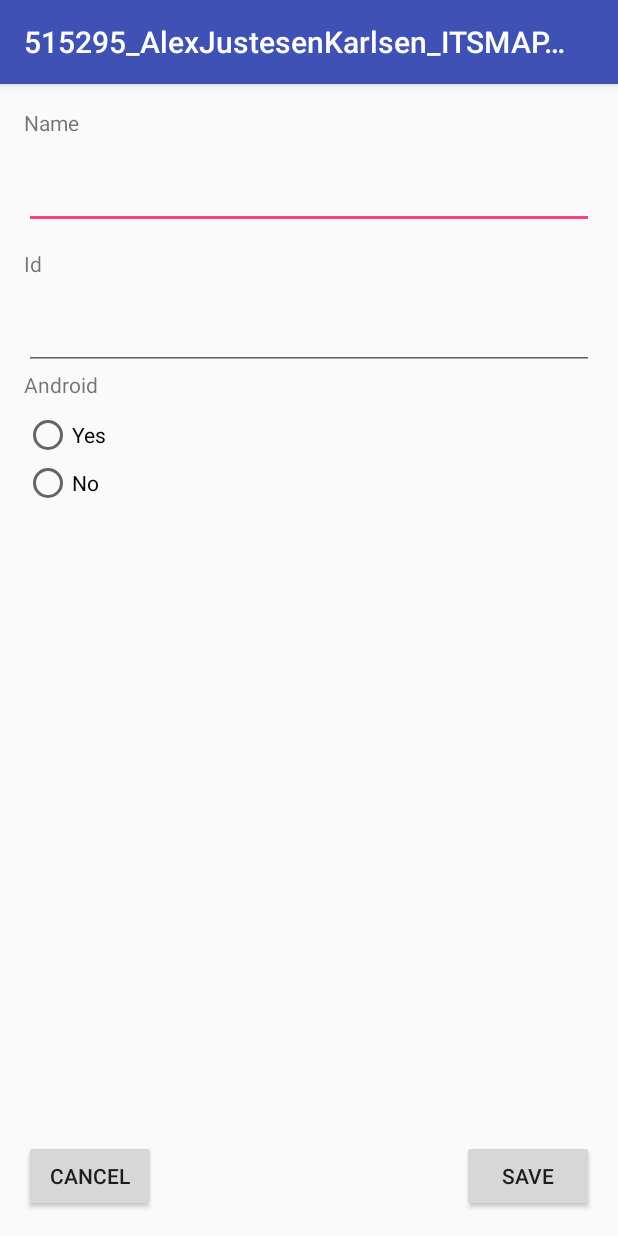
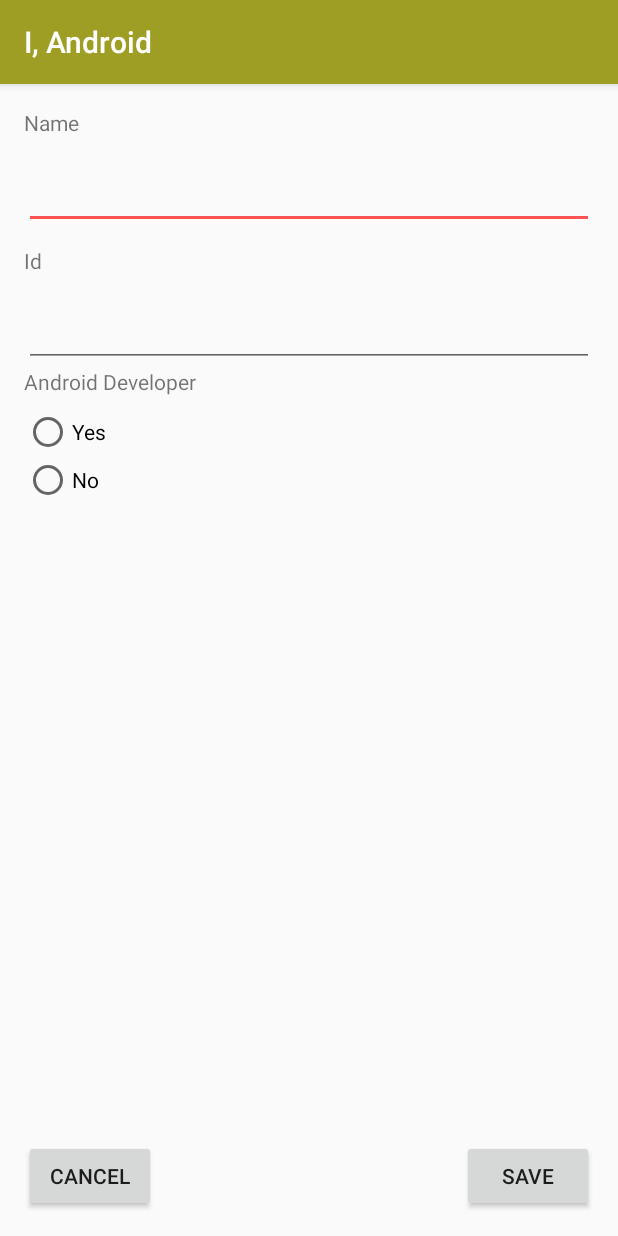
Before and after one commit to AlexKarlsen/ITSMAP, an Android app: the screen it shows after launch (EditProfile), after a tap on "EDIT", on a phone screen of 412 x 824 dp. Run offline under Robolectric (Android 15) with nearby library versions, the phone set to English and light mode, and no system bars.

Commit message:
Final assignment1

```diff
--- a/515295_AlexJustesenKarlsen_ITSMAP17-1_Assignment1/app/src/main/AndroidManifest.xml
+++ b/515295_AlexJustesenKarlsen_ITSMAP17-1_Assignment1/app/src/main/AndroidManifest.xml
@@ -4,9 +4,9 @@
 
     <application
         android:allowBackup="true"
-        android:icon="@mipmap/ic_launcher"
+        android:icon="@drawable/icon"
         android:label="@string/app_name"
-        android:roundIcon="@mipmap/ic_launcher_round"
+        android:roundIcon="@drawable/icon"
         android:supportsRtl="true"
         android:theme="@style/AppTheme">
         <activity android:name=".ShowProfile">
--- a/515295_AlexJustesenKarlsen_ITSMAP17-1_Assignment1/app/src/main/java/com/example/alex/a515295_alexjustesenkarlsen_itsmap17_1_assignment1/EditProfile.java
+++ b/515295_AlexJustesenKarlsen_ITSMAP17-1_Assignment1/app/src/main/java/com/example/alex/a515295_alexjustesenkarlsen_itsmap17_1_assignment1/EditProfile.java
@@ -11,6 +11,12 @@ import android.widget.RadioButton;
 
 public class EditProfile extends AppCompatActivity {
 
+    //Saved state keys
+    static final String PROFILE_NAME = "Name";
+    static final String PROFILE_ID = "Id";
+    static final String ANDROID = "Android";
+
+    //UI elements
     EditText NameEditText;
     EditText IdEditText;
     RadioButton YesRadioButton;
@@ -21,6 +27,11 @@ public class EditProfile extends AppCompatActivity {
         super.onCreate(savedInstanceState);
         setContentView(R.layout.activity_edit_profile);
 
+        //Variables to acquire from intent or saveState
+        String name = "default";
+        String id = "default";
+        String android = "default";
+
         //Get references to UI elements
         NameEditText = (EditText) findViewById(R.id.editName);
         IdEditText = (EditText) findViewById(R.id.editId);
@@ -29,24 +40,31 @@ public class EditProfile extends AppCompatActivity {
 
         //Get Intent and it's values
         Intent FromActivityShowProfile = getIntent();
-        String name = FromActivityShowProfile.getStringExtra("Name");
-        String id = FromActivityShowProfile.getStringExtra("Id");
-        String android = FromActivityShowProfile.getStringExtra("Android");
+        if(FromActivityShowProfile != null) {
+            name = FromActivityShowProfile.getStringExtra("Name");
+            id = FromActivityShowProfile.getStringExtra("Id");
+            android = FromActivityShowProfile.getStringExtra("Android");
+        }
+
+        //Retrieve from saveState
+        if(savedInstanceState != null) {
+            name = savedInstanceState.getString(PROFILE_NAME);
+            id = savedInstanceState.getString(PROFILE_ID);
+        }
 
         //Set UI elements
         NameEditText.setText(name);
         IdEditText.setText(id);
 
-        if(android.equals("True")) {
+        if(android.equals(getResources().getString(R.string.yes))) {
             YesRadioButton.setChecked(true);
         }
-        else if (android.equals("False")) {
+        else if (android.equals(getResources().getString(R.string.no))) {
             NoRadioButton.setChecked(true);
         }
 
+        //Handling save event
         Button save = (Button) findViewById(R.id.btnSave);
-        Button cancel = (Button) findViewById(R.id.btnCancel);
-
         save.setOnClickListener(new View.OnClickListener() {
             @Override
             public void onClick(View v) {
@@ -54,6 +72,8 @@ public class EditProfile extends AppCompatActivity {
             }
         });
 
+        //Handle cancel event
+        Button cancel = (Button) findViewById(R.id.btnCancel);
         cancel.setOnClickListener(new View.OnClickListener() {
             @Override
             public void onClick(View v) {
@@ -75,10 +95,17 @@ public class EditProfile extends AppCompatActivity {
         intent.putExtra("Name",NameEditText.getText().toString());
         intent.putExtra("Id",IdEditText.getText().toString());
 
-        if (YesRadioButton.isChecked() == true) intent.putExtra("Android","True");
-        else if (NoRadioButton.isChecked() == true) intent.putExtra("Android", "False");
+        if (YesRadioButton.isChecked() == true) intent.putExtra("Android", getResources().getString(R.string.yes));
+        else if (NoRadioButton.isChecked() == true) intent.putExtra("Android", getResources().getString(R.string.no));
 
         setResult(RESULT_OK,intent);
         finish();
     }
+
+    @Override
+    public void onSaveInstanceState(Bundle outState) {
+        outState.putString(PROFILE_NAME, NameEditText.getText().toString());
+        outState.putString(PROFILE_ID, IdEditText.getText().toString());
+        super.onSaveInstanceState(outState);
+    }
 }
--- a/515295_AlexJustesenKarlsen_ITSMAP17-1_Assignment1/app/src/main/java/com/example/alex/a515295_alexjustesenkarlsen_itsmap17_1_assignment1/ShowProfile.java
+++ b/515295_AlexJustesenKarlsen_ITSMAP17-1_Assignment1/app/src/main/java/com/example/alex/a515295_alexjustesenkarlsen_itsmap17_1_assignment1/ShowProfile.java
@@ -15,6 +15,10 @@ public class ShowProfile extends AppCompatActivity {
     static final int REQ_IMAGE_CAPTURE = 1;
     static final int REQ_EDIT = 2;
 
+    static final String PROFILE_NAME = "Name";
+    static final String PROFILE_ID = "Id";
+    static final String ANDROID = "Android";
+
     EditText editTextName;
     EditText editTextId;
     EditText editTextAndroid;
@@ -24,6 +28,7 @@ public class ShowProfile extends AppCompatActivity {
         super.onCreate(savedInstanceState);
         setContentView(R.layout.activity_show_profile);
 
+        //Get references to UI element and disable for inputs
         editTextName = (EditText) findViewById(R.id.editProfileName);
         editTextName.setFocusable(false);
         editTextName.setEnabled(false);
@@ -36,8 +41,15 @@ public class ShowProfile extends AppCompatActivity {
         editTextAndroid.setFocusable(false);
         editTextAndroid.setEnabled(false);
 
+        // recovering the instance state
+        if (savedInstanceState != null) {
+            editTextName.setText(savedInstanceState.getString(PROFILE_NAME));
+            editTextId.setText(savedInstanceState.getString(PROFILE_ID));
+            editTextAndroid.setText(savedInstanceState.getString(ANDROID));
+        }
+
+        //Handle EditButton
         Button editButton = (Button) findViewById(R.id.Edit);
-
         editButton.setOnClickListener(new View.OnClickListener() {
             @Override
             public void onClick(View v) {
@@ -45,8 +57,8 @@ public class ShowProfile extends AppCompatActivity {
             }
         });
 
+        //Handle ImageButton
         ImageButton startCameraButton = (ImageButton) findViewById(R.id.imageButton);
-
         startCameraButton.setOnClickListener(new View.OnClickListener() {
             @Override
             public void onClick(View v) {
@@ -89,6 +101,15 @@ public class ShowProfile extends AppCompatActivity {
         }
     }
 
+    @Override
+    public void onSaveInstanceState(Bundle outState)
+    {
+        outState.putString("Name", editTextName.getText().toString());
+        outState.putString("Id", editTextId.getText().toString());
+        outState.putString("Android", editTextAndroid.getText().toString());
+        super.onSaveInstanceState(outState);
+    }
+
 
 
 }
--- a/515295_AlexJustesenKarlsen_ITSMAP17-1_Assignment1/app/src/main/res/layout-land/activity_edit_profile.xml
+++ b/515295_AlexJustesenKarlsen_ITSMAP17-1_Assignment1/app/src/main/res/layout-land/activity_edit_profile.xml
@@ -11,8 +11,9 @@
         android:layout_width="0dp"
         android:layout_height="wrap_content"
         android:layout_marginLeft="16dp"
+        android:layout_marginStart="16dp"
         android:layout_marginTop="16dp"
-        android:text="Name"
+        android:text="@string/profileName_key"
         app:layout_constraintLeft_toLeftOf="parent"
         app:layout_constraintTop_toTopOf="parent" />
 
@@ -25,15 +26,17 @@
         android:inputType="textPersonName"
         app:layout_constraintLeft_toRightOf="@+id/tagName"
         app:layout_constraintTop_toTopOf="parent"
-        android:layout_marginTop="16dp" />
+        android:layout_marginTop="16dp"
+        android:layout_marginStart="16dp" />
 
     <TextView
         android:id="@+id/tagId"
         android:layout_width="0dp"
         android:layout_height="wrap_content"
         android:layout_marginLeft="16dp"
+        android:layout_marginStart="16dp"
         android:layout_marginTop="13dp"
-        android:text="Id"
+        android:text="@string/id_key"
         app:layout_constraintLeft_toLeftOf="parent"
         app:layout_constraintTop_toBottomOf="@+id/editName" />
 
@@ -43,40 +46,20 @@
         android:layout_height="wrap_content"
         android:layout_marginTop="16dp"
         android:ems="10"
-        android:inputType="textPersonName"
-        app:layout_constraintTop_toBottomOf="@+id/editName"
-        android:layout_marginLeft="0dp"
-        app:layout_constraintLeft_toLeftOf="@+id/editName" />
+        android:inputType="textPersonName|number"
+        app:layout_constraintLeft_toLeftOf="@+id/editName"
+        app:layout_constraintTop_toBottomOf="@+id/editName" />
 
     <TextView
         android:id="@+id/tagAndroid"
         android:layout_width="0dp"
         android:layout_height="15dp"
-        android:text="Android"
+        android:layout_marginLeft="16dp"
+        android:layout_marginStart="16dp"
+        android:layout_marginTop="16dp"
+        android:text="@string/androidDeveloper_key"
         app:layout_constraintLeft_toRightOf="@+id/editName"
-        android:layout_marginLeft="16dp"
-        app:layout_constraintTop_toTopOf="parent"
-        android:layout_marginTop="16dp" />
-
-    <RadioButton
-        android:id="@+id/radioYes"
-        android:layout_width="0dp"
-        android:layout_height="wrap_content"
-        android:text="Yes"
-        android:layout_marginTop="0dp"
-        android:layout_marginLeft="16dp"
-        app:layout_constraintLeft_toRightOf="@+id/editName"
-        app:layout_constraintTop_toBottomOf="@+id/tagAndroid" />
-
-    <RadioButton
-        android:id="@+id/radioNo"
-        android:layout_width="0dp"
-        android:layout_height="wrap_content"
-        android:text="No"
-        android:layout_marginTop="0dp"
-        android:layout_marginLeft="0dp"
-        app:layout_constraintLeft_toRightOf="@+id/radioYes"
-        app:layout_constraintTop_toTopOf="@+id/radioYes" />
+        app:layout_constraintTop_toTopOf="parent" />
 
     <Button
         android:id="@+id/btnCancel"
@@ -84,7 +67,8 @@
         android:layout_height="wrap_content"
         android:layout_marginBottom="16dp"
         android:layout_marginLeft="16dp"
-        android:text="Cancel"
+        android:layout_marginStart="16dp"
+        android:text="@string/cancel_key"
         app:layout_constraintBottom_toBottomOf="parent"
         app:layout_constraintLeft_toLeftOf="parent" />
 
@@ -93,8 +77,36 @@
         android:layout_width="wrap_content"
         android:layout_height="wrap_content"
         android:layout_marginBottom="16dp"
+        android:layout_marginEnd="16dp"
         android:layout_marginRight="16dp"
-        android:text="Save"
+        android:text="@string/save_key"
         app:layout_constraintBottom_toBottomOf="parent"
         app:layout_constraintRight_toRightOf="parent" />
+
+    <RadioGroup
+        android:layout_width="wrap_content"
+        android:layout_height="wrap_content"
+        app:layout_constraintTop_toTopOf="parent"
+        android:layout_marginTop="16dp"
+        app:layout_constraintLeft_toRightOf="@+id/tagAndroid"
+        android:layout_marginLeft="16dp">
+
+        <RadioButton
+            android:id="@+id/radioYes"
+            android:layout_width="wrap_content"
+            android:layout_height="wrap_content"
+            android:layout_weight="1"
+            android:text="@string/yes"
+            app:layout_constraintLeft_toRightOf="@+id/editName"
+            app:layout_constraintTop_toBottomOf="@+id/tagAndroid" />
+
+        <RadioButton
+            android:id="@+id/radioNo"
+            android:layout_width="wrap_content"
+            android:layout_height="wrap_content"
+            android:layout_weight="1"
+            android:text="@string/no"
+            app:layout_constraintLeft_toRightOf="@+id/radioYes"
+            app:layout_constraintTop_toTopOf="@+id/radioYes" />
+    </RadioGroup>
 </android.support.constraint.ConstraintLayout>
--- a/515295_AlexJustesenKarlsen_ITSMAP17-1_Assignment1/app/src/main/res/layout/activity_edit_profile.xml
+++ b/515295_AlexJustesenKarlsen_ITSMAP17-1_Assignment1/app/src/main/res/layout/activity_edit_profile.xml
@@ -10,15 +10,15 @@
         android:id="@+id/tagName"
         android:layout_width="0dp"
         android:layout_height="wrap_content"
+        android:layout_marginEnd="16dp"
         android:layout_marginLeft="16dp"
         android:layout_marginRight="16dp"
+        android:layout_marginStart="16dp"
         android:layout_marginTop="16dp"
-        android:text="Name"
+        android:text="@string/profileName_key"
         app:layout_constraintLeft_toLeftOf="parent"
         app:layout_constraintRight_toRightOf="parent"
-        app:layout_constraintTop_toTopOf="parent"
-        android:layout_marginStart="16dp"
-        android:layout_marginEnd="16dp" />
+        app:layout_constraintTop_toTopOf="parent" />
 
     <EditText
         android:id="@+id/editName"
@@ -39,44 +39,43 @@
         android:id="@+id/tagId"
         android:layout_width="0dp"
         android:layout_height="wrap_content"
-        android:layout_marginLeft="16dp"
-        android:layout_marginRight="16dp"
-        android:layout_marginTop="13dp"
-        android:text="Id"
-        app:layout_constraintHorizontal_bias="1.0"
-        app:layout_constraintLeft_toLeftOf="parent"
+        android:layout_marginEnd="16dp"
+        android:layout_marginRight="15dp"
+        android:layout_marginStart="16dp"
+        android:layout_marginTop="11dp"
+        android:text="@string/id_key"
         app:layout_constraintRight_toRightOf="parent"
         app:layout_constraintTop_toBottomOf="@+id/editName"
-        android:layout_marginStart="16dp"
-        android:layout_marginEnd="16dp" />
+        android:layout_marginLeft="8dp"
+        app:layout_constraintLeft_toLeftOf="parent" />
 
     <EditText
         android:id="@+id/editId"
         android:layout_width="0dp"
         android:layout_height="wrap_content"
+        android:layout_marginEnd="16dp"
         android:layout_marginLeft="16dp"
         android:layout_marginRight="16dp"
+        android:layout_marginStart="16dp"
         android:layout_marginTop="16dp"
         android:ems="10"
-        android:inputType="textPersonName"
+        android:inputType="number"
         app:layout_constraintLeft_toLeftOf="parent"
         app:layout_constraintRight_toRightOf="parent"
-        app:layout_constraintTop_toBottomOf="@+id/tagId"
-        android:layout_marginStart="16dp"
-        android:layout_marginEnd="16dp" />
+        app:layout_constraintTop_toBottomOf="@+id/tagId" />
 
     <TextView
         android:id="@+id/tagAndroid"
         android:layout_width="0dp"
         android:layout_height="wrap_content"
+        android:layout_marginEnd="16dp"
         android:layout_marginLeft="16dp"
         android:layout_marginRight="16dp"
-        android:text="Android"
+        android:layout_marginStart="16dp"
+        android:text="@string/androidDeveloper_key"
         app:layout_constraintLeft_toLeftOf="parent"
         app:layout_constraintRight_toRightOf="parent"
-        app:layout_constraintTop_toBottomOf="@+id/editId"
-        android:layout_marginStart="16dp"
-        android:layout_marginEnd="16dp" />
+        app:layout_constraintTop_toBottomOf="@+id/editId" />
 
     <Button
         android:id="@+id/btnCancel"
@@ -84,21 +83,21 @@
         android:layout_height="wrap_content"
         android:layout_marginBottom="16dp"
         android:layout_marginLeft="16dp"
-        android:text="Cancel"
+        android:layout_marginStart="16dp"
+        android:text="@string/cancel_key"
         app:layout_constraintBottom_toBottomOf="parent"
-        app:layout_constraintLeft_toLeftOf="parent"
-        android:layout_marginStart="16dp" />
+        app:layout_constraintLeft_toLeftOf="parent" />
 
     <Button
         android:id="@+id/btnSave"
         android:layout_width="wrap_content"
         android:layout_height="wrap_content"
         android:layout_marginBottom="16dp"
+        android:layout_marginEnd="16dp"
         android:layout_marginRight="16dp"
-        android:text="Save"
+        android:text="@string/save_key"
         app:layout_constraintBottom_toBottomOf="parent"
-        app:layout_constraintRight_toRightOf="parent"
-        android:layout_marginEnd="16dp" />
+        app:layout_constraintRight_toRightOf="parent" />
 
     <RadioGroup
         android:layout_width="wrap_content"
@@ -112,7 +111,7 @@
             android:id="@+id/radioYes"
             android:layout_width="wrap_content"
             android:layout_height="wrap_content"
-            android:text="Yes"
+            android:text="@string/yes"
             app:layout_constraintLeft_toLeftOf="parent"
             app:layout_constraintRight_toRightOf="parent"
             app:layout_constraintTop_toBottomOf="@+id/tagAndroid" />
@@ -121,7 +120,7 @@
             android:id="@+id/radioNo"
             android:layout_width="wrap_content"
             android:layout_height="wrap_content"
-            android:text="No"
+            android:text="@string/no"
             app:layout_constraintHorizontal_bias="0.0"
             app:layout_constraintLeft_toLeftOf="parent"
             app:layout_constraintRight_toRightOf="parent"
--- a/515295_AlexJustesenKarlsen_ITSMAP17-1_Assignment1/app/src/main/res/values/colors.xml
+++ b/515295_AlexJustesenKarlsen_ITSMAP17-1_Assignment1/app/src/main/res/values/colors.xml
@@ -1,6 +1,6 @@
 <?xml version="1.0" encoding="utf-8"?>
 <resources>
-    <color name="colorPrimary">#3F51B5</color>
-    <color name="colorPrimaryDark">#303F9F</color>
-    <color name="colorAccent">#FF4081</color>
+    <color name="colorPrimary">#9e9d24</color>
+    <color name="colorPrimaryDark">#78909c</color>
+    <color name="colorAccent">#ff5252</color>
 </resources>
--- a/515295_AlexJustesenKarlsen_ITSMAP17-1_Assignment1/app/src/main/res/values/strings.xml
+++ b/515295_AlexJustesenKarlsen_ITSMAP17-1_Assignment1/app/src/main/res/values/strings.xml
@@ -1,3 +1,11 @@
 <resources>
-    <string name="app_name">515295_AlexJustesenKarlsen_ITSMAP17-1_Assignment1</string>
+    <string name="app_name">I, Android</string>
+    <string name="save_key">Save</string>
+    <string name="cancel_key">Cancel</string>
+    <string name="edit_key">Edit</string>
+    <string name="id_key">Id</string>
+    <string name="profileName_key">Name</string>
+    <string name="androidDeveloper_key">Android Developer</string>
+    <string name="yes">Yes</string>
+    <string name="no">No</string>
 </resources>
```
Also changed, not shown: 515295_AlexJustesenKarlsen_ITSMAP17-1_Assignment1/app/src/main/res/layout-land/activity_show_profile.xml (+21 -21 lines), 515295_AlexJustesenKarlsen_ITSMAP17-1_Assignment1/app/src/main/res/layout/activity_show_profile.xml (+12 -12 lines), 515295_AlexJustesenKarlsen_ITSMAP17-1_Assignment1/app/src/main/res/drawable/icon.png (added), 3 other files.
